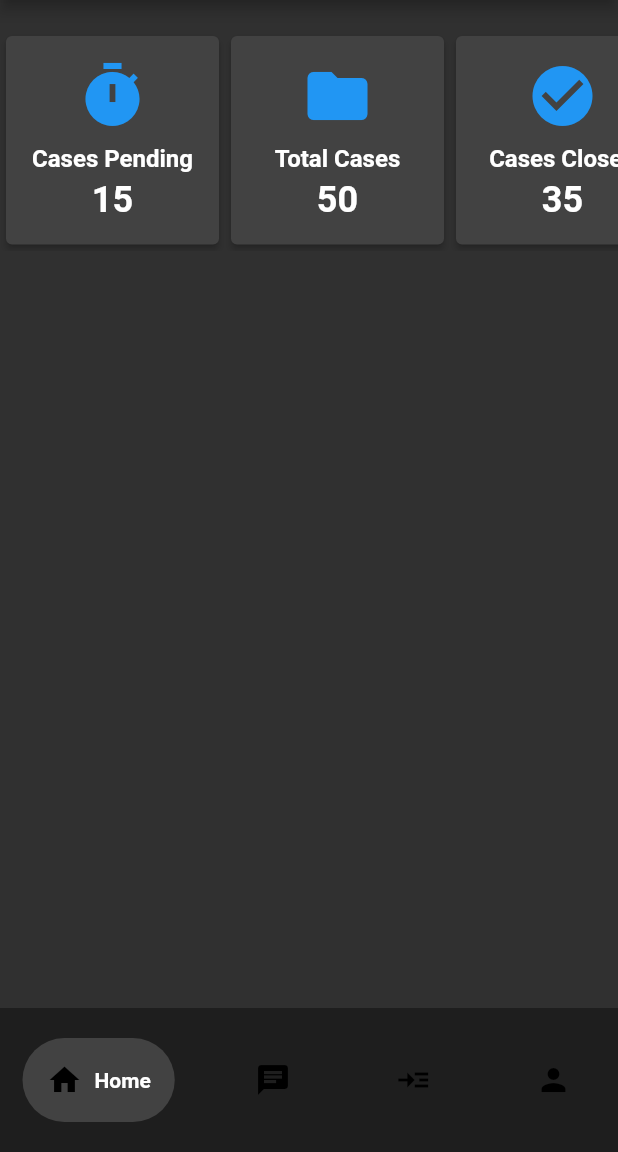
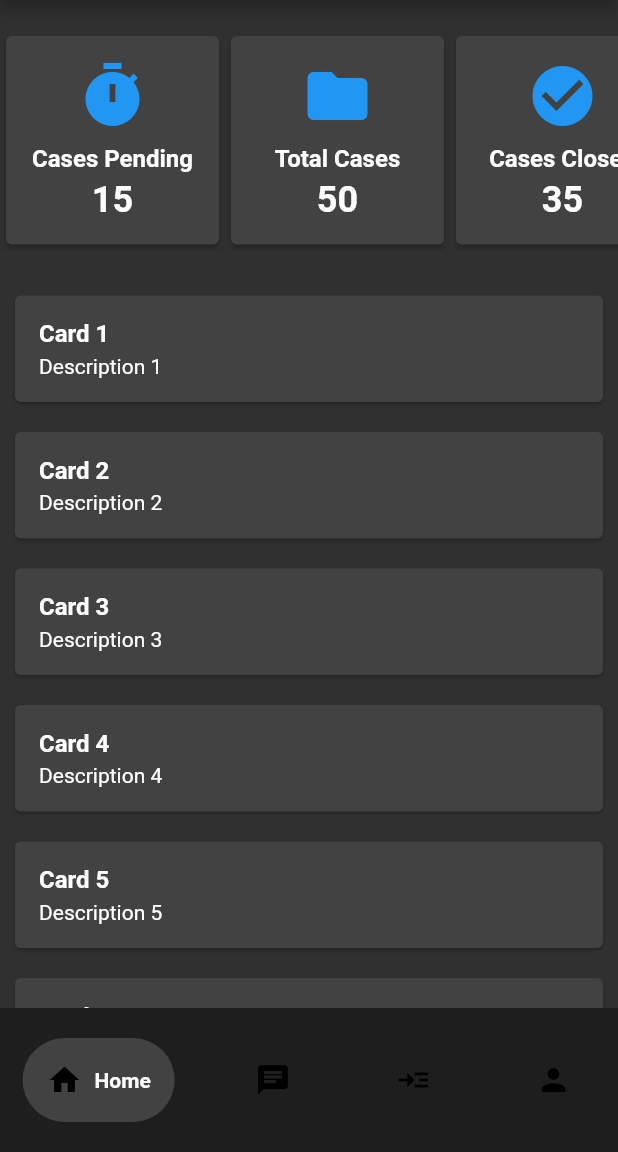
Before and after one commit to drowsy-coder/Nyaya-Sahaya, a Flutter app: the screen it shows after launch, on a phone screen of 412 x 824 dp, the part 84-1236 px from its top. Run offline on Flutter 3.47's test engine with Material 2 defaults, Android fonts, the phone set to English and light mode, and no system bars; drawn by our look-alikes of google_nav_bar; our stand-ins replace cloud_firestore, firebase_auth, firebase_core, flutter_zoom_drawer, shared_preferences; accounts and stored records are empty.

Commit message:
Updates home

```diff
--- a/lib/screens/stakeholders/lawyer/lawyer_home.dart
+++ b/lib/screens/stakeholders/lawyer/lawyer_home.dart
@@ -1,13 +1,3 @@
-import 'package:flutter/material.dart';
-import 'package:google_nav_bar/google_nav_bar.dart';
-import 'package:nyaya_sahaya/components/bottom_nav_bar.dart';
-import 'package:nyaya_sahaya/screens/stakeholders/lawyer/lawyer_chat.dart';
-import 'package:nyaya_sahaya/screens/stakeholders/lawyer/lawyer_profile.dart';
-import 'package:nyaya_sahaya/screens/stakeholders/lawyer/lawyer_read.dart';
-import 'package:nyaya_sahaya/widgets/buttons/menu_widget.dart';
-
-import '../../../widgets/buttons/logout_button.dart';
-
 import 'package:flutter/material.dart';
 
 class LawyerHomePage extends StatelessWidget {
@@ -17,16 +7,16 @@ class LawyerHomePage extends StatelessWidget {
       children: [
         SizedBox(height: 20),
         DashboardHeader(),
+        SizedBox(height: 20),
+        Expanded(
+          child: PlaceholderCardsColumn(),
+        ),
       ],
     );
   }
 }
 
 class DashboardHeader extends StatelessWidget {
-  const DashboardHeader({
-    super.key,
-  });
-
   @override
   Widget build(BuildContext context) {
     return SingleChildScrollView(
@@ -120,3 +110,82 @@ class _HoverCardState extends State<HoverCard> {
     );
   }
 }
+
+class PlaceholderCardsColumn extends StatelessWidget {
+  @override
+  Widget build(BuildContext context) {
+    return SingleChildScrollView(
+      scrollDirection: Axis.vertical,
+      child: Column(
+        crossAxisAlignment: CrossAxisAlignment.stretch,
+        children: [
+          PlaceholderCard(
+            title: 'Card 1',
+            description: 'Description 1',
+          ),
+          PlaceholderCard(
+            title: 'Card 2',
+            description: 'Description 2',
+          ),
+          PlaceholderCard(
+            title: 'Card 3',
+            description: 'Description 3',
+          ),
+          PlaceholderCard(
+            title: 'Card 4',
+            description: 'Description 4',
+          ),
+          PlaceholderCard(
+            title: 'Card 5',
+            description: 'Description 5',
+          ),
+          PlaceholderCard(
+            title: 'Card 6',
+            description: 'Description 6',
+          ),
+          PlaceholderCard(
+            title: 'Card 7',
+            description: 'Description 7',
+          ),
+        ],
+      ),
+    );
+  }
+}
+
+class PlaceholderCard extends StatelessWidget {
+  final String title;
+  final String description;
+
+  PlaceholderCard({required this.title, required this.description});
+
+  @override
+  Widget build(BuildContext context) {
+    return Card(
+      margin: EdgeInsets.all(10),
+      child: Padding(
+        padding: const EdgeInsets.all(16.0),
+        child: Column(
+          mainAxisSize: MainAxisSize.min,
+          crossAxisAlignment: CrossAxisAlignment.start,
+          children: <Widget>[
+            Text(
+              title,
+              style: TextStyle(
+                fontSize: 16,
+                fontWeight: FontWeight.bold,
+              ),
+            ),
+            SizedBox(height: 4),
+            Text(
+              description,
+              style: TextStyle(
+                fontSize: 14,
+              ),
+            ),
+          ],
+        ),
+      ),
+    );
+  }
+}
```
